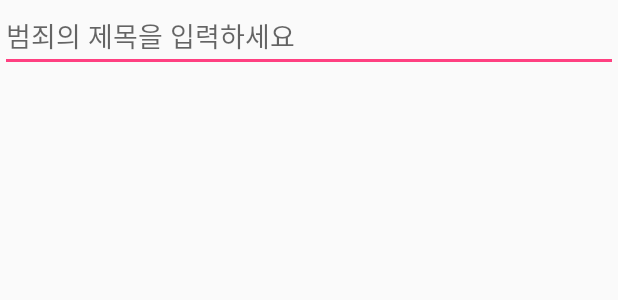
After one commit to flambo/CriminalIntent0719, an Android app: the layout fragment_crime.xml on its own in the app's theme, with its tools: preview values and no code run, on a phone screen of 412 x 824 dp. The commit adds this screen. Shown: the top 300 px of the screen. Run offline under Robolectric (Android 15) with nearby library versions, the phone set to English and light mode, and no system bars.

Commit message:
<프래그먼트 생명주기 메소드 구현하기> CrimeFragment는 모델 및 뷰 객체와 상호 동작하는 컨트롤러이다.
<위젯들을 프래그먼트에 연결하기>
onCreateView메소드는 사용자의 입력에 응답하기 위해 EditText를 연결하는 곳이다. 뷰가 인플레이트 된 후에 EditText의 객체 참조를 얻어서 리스너를 추가함.

```diff
--- a/app/src/main/res/layout/activity_crime.xml
+++ b/app/src/main/res/layout/activity_crime.xml
@@ -13,5 +13,5 @@
     <TextView
         android:layout_width="wrap_content"
         android:layout_height="wrap_content"
-        android:text="Hello World!" />
+       />
 </FrameLayout>
--- /dev/null
+++ b/app/src/main/res/layout/fragment_crime.xml
@@ -0,0 +1,13 @@
+<?xml version="1.0" encoding="utf-8"?>
+<LinearLayout xmlns:android="http://schemas.android.com/apk/res/android"
+    android:orientation="vertical"
+    android:layout_width="match_parent"
+    android:layout_height="match_parent">
+
+    <EditText
+        android:id="@+id/crime_title"
+        android:layout_width="match_parent"
+        android:layout_height="wrap_content"
+        android:hint="@string/crime_title_hint"/>
+
+</LinearLayout>
--- a/app/src/main/res/values/strings.xml
+++ b/app/src/main/res/values/strings.xml
@@ -1,3 +1,4 @@
 <resources>
     <string name="app_name">CriminalIntent0719</string>
+    <string name="crime_title_hint">범죄의 제목을 입력하세요</string>
 </resources>
```
Also changed, not shown: app/src/main/java/com/bignerdranch/android/criminalintent0719/CrimeFragment.java (added, +62 -0 lines).
